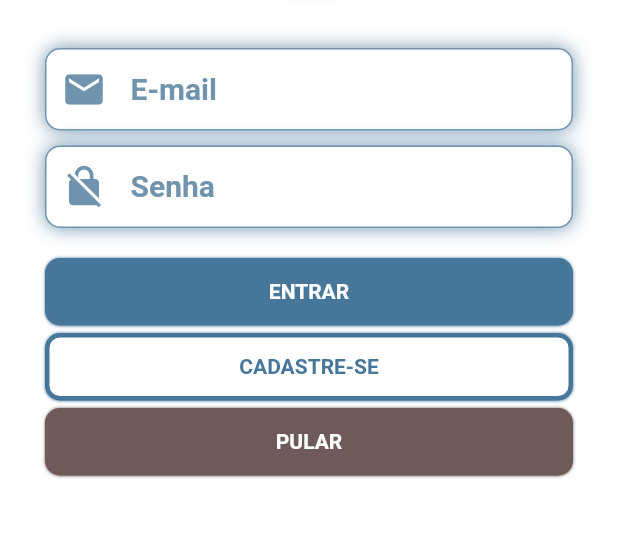
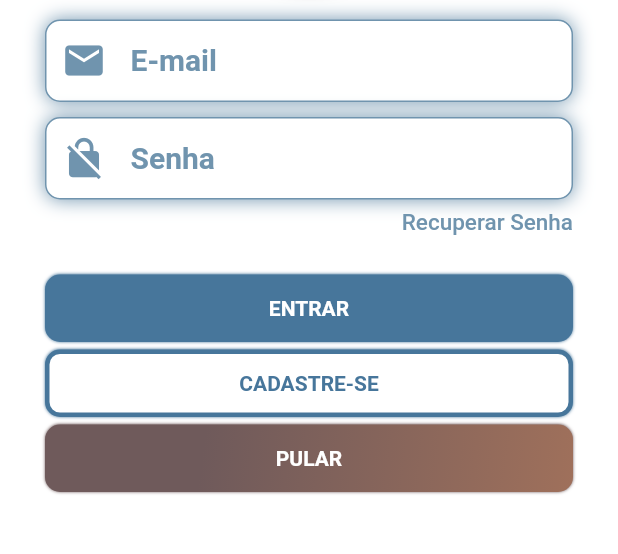
Before and after one commit to fcaapps/QuiGolacoApp, a Flutter app: the screen it shows after launch, on a phone screen of 412 x 824 dp, the part 432-986 px from its top. Run offline on Flutter 3.47's test engine with Material 2 defaults, Android fonts, the phone set to English and light mode, and no system bars; our stand-ins replace firebase_auth; accounts and stored records are empty.

Commit message:
Implementado recuperação de senha

```diff
--- a/lib/pages/LoginPage.dart
+++ b/lib/pages/LoginPage.dart
@@ -2,11 +2,17 @@ import 'package:flutter/material.dart';
 import 'package:quigolaco/model/Usuario.dart';
 import 'package:quigolaco/pages/CadastroUsuario.dart';
 import 'package:quigolaco/pages/HomePage.dart';
+import 'package:quigolaco/pages/ResetPasswordPage.dart';
 
 import 'componentes/Component.dart';
 import 'package:firebase_auth/firebase_auth.dart';
 
 class LoginPage extends StatefulWidget {
+
+  final String warning;
+  final bool isVisible;
+
+  const LoginPage({Key key, this.warning, this.isVisible}) : super(key: key);
 
   @override
   _LoginPageState createState() => _LoginPageState();
@@ -24,7 +30,8 @@ class _LoginPageState extends State<LoginPage> with Component {
 
   String _mensagemErro = "";
 
-
+  String _warning;
+  bool _isVisible;
 
   _validarCampos() {
     //Recupera dados dos campos
@@ -123,15 +130,19 @@ class _LoginPageState extends State<LoginPage> with Component {
 
     if (usuarioLogado != null) {
       Navigator.pushReplacement(
-          context, MaterialPageRoute(builder: (context) => HomePage(usuarioL: usuarioLogado.email,)));
+          context,
+          MaterialPageRoute(
+              builder: (context) => HomePage(
+                    usuarioL: usuarioLogado.email,
+                  )));
     }
-
-
   }
 
   @override
   void initState() {
     _verificarUsuarioLogado();
+    _warning = this.widget.warning;
+    _isVisible = this.widget.isVisible;
     super.initState();
   }
 
@@ -147,13 +158,13 @@ class _LoginPageState extends State<LoginPage> with Component {
                 headerLogin(),
                 logoLogin(),
                 Padding(
-                    padding: EdgeInsets.only(top: 310, left: 30, right: 30),
+                    padding: EdgeInsets.only(top: 300, left: 30, right: 30),
                     child: Form(
                       key: _formKey,
                       child: Column(
                         children: <Widget>[
                           Container(
-                              padding: EdgeInsets.only(top: 10),
+                              padding: EdgeInsets.only(top: 1),
                               child: txtfieldLogin(
                                   altura: 55,
                                   backColor: Colors.white,
@@ -184,21 +195,28 @@ class _LoginPageState extends State<LoginPage> with Component {
                                 sizeIcon: 30,
                                 controll: _controllerSenha),
                           ),
-//                        Align(
-//                          alignment: Alignment.centerRight,
-//                          child: FlatButton(
-//                            padding: EdgeInsets.zero,
-//                            onPressed: () {},
-//                            child: Text(
-//                              "Esqueci minha senha",
-//                              textAlign: TextAlign.right,
-//                              style: TextStyle(
-//                                  fontSize: 14,
-//                                  fontFamily: 'Raleway',
-//                                  color: Color(0XFF7094AE)),
-//                            ),
-//                          ),
-//                        ),
+                          Container(
+                            height: 30,
+                            alignment: Alignment.topRight,
+                            child: FlatButton(
+                              padding: EdgeInsets.zero,
+                              onPressed: () {
+                                Navigator.push(
+                                    context,
+                                    MaterialPageRoute(
+                                        builder: (context) =>
+                                            ResetPasswordPage()));
+                              },
+                              child: Text(
+                                "Recuperar Senha",
+                                textAlign: TextAlign.right,
+                                style: TextStyle(
+                                    fontSize: 15,
+                                    fontFamily: 'Roboto',
+                                    color: Color(0XFF7094AE)),
+                              ),
+                            ),
+                          ),
                           btnEntrar(
                               titulo: 'ENTRAR',
                               isLoading: isLoading,
@@ -226,10 +244,10 @@ class _LoginPageState extends State<LoginPage> with Component {
 //                              padding: EdgeInsets.zero,
 //                              onPressed: () {},
 //                              child: Text(
-//                                "Pular",
+//                                "PULAR",
 //                                textAlign: TextAlign.right,
 //                                style: TextStyle(
-//                                    fontSize: 15,
+//                                    fontSize: 14,
 //                                    fontFamily: 'Raleway',
 //                                    fontWeight: FontWeight.bold,
 //                                    color: Color(0XFF6F5A5B)),
@@ -238,7 +256,14 @@ class _LoginPageState extends State<LoginPage> with Component {
 //                          ),
                         ],
                       ),
-                    ))
+                    )),
+                Padding(
+                  padding: EdgeInsets.only(top: 30),
+                  child: Visibility(
+                    child: showAlert(),
+                    visible: _isVisible == true ? true : false,
+                  ),
+                ),
               ],
             )
           ],
@@ -246,4 +271,49 @@ class _LoginPageState extends State<LoginPage> with Component {
       ),
     );
   }
+
+  Widget showAlert() {
+    if (_warning != null) {
+      return Container(
+        decoration: BoxDecoration(
+            gradient: LinearGradient(
+                begin: Alignment.topLeft,
+                end: Alignment.bottomRight,
+                stops: [0.3, 1],
+                colors: [Color(0XFFCAA772), Color(0XFF9F705B)])),
+        width: double.infinity,
+        padding: EdgeInsets.all(8.0),
+        child: Row(
+          children: <Widget>[
+            Padding(
+              padding: const EdgeInsets.only(right: 8.0),
+              child: Icon(Icons.error_outline),
+            ),
+            Expanded(
+              child: Text(
+                _warning,
+                maxLines: 3,
+                style: TextStyle(fontFamily: 'Roboto', fontSize: 14),
+              ),
+            ),
+            Padding(
+              padding: const EdgeInsets.only(left: 8.0),
+              child: IconButton(
+                icon: Icon(Icons.close),
+                onPressed: () {
+                  setState(() {
+                    _warning = null;
+                    _isVisible = false;
+                  });
+                },
+              ),
+            )
+          ],
+        ),
+      );
+    }
+    return SizedBox(
+      height: 0,
+    );
+  }
 }
```
Also changed, not shown: lib/pages/ResetPasswordPage.dart (added, +127 -0 lines), lib/pages/componentes/Component.dart (+15 -5 lines).
